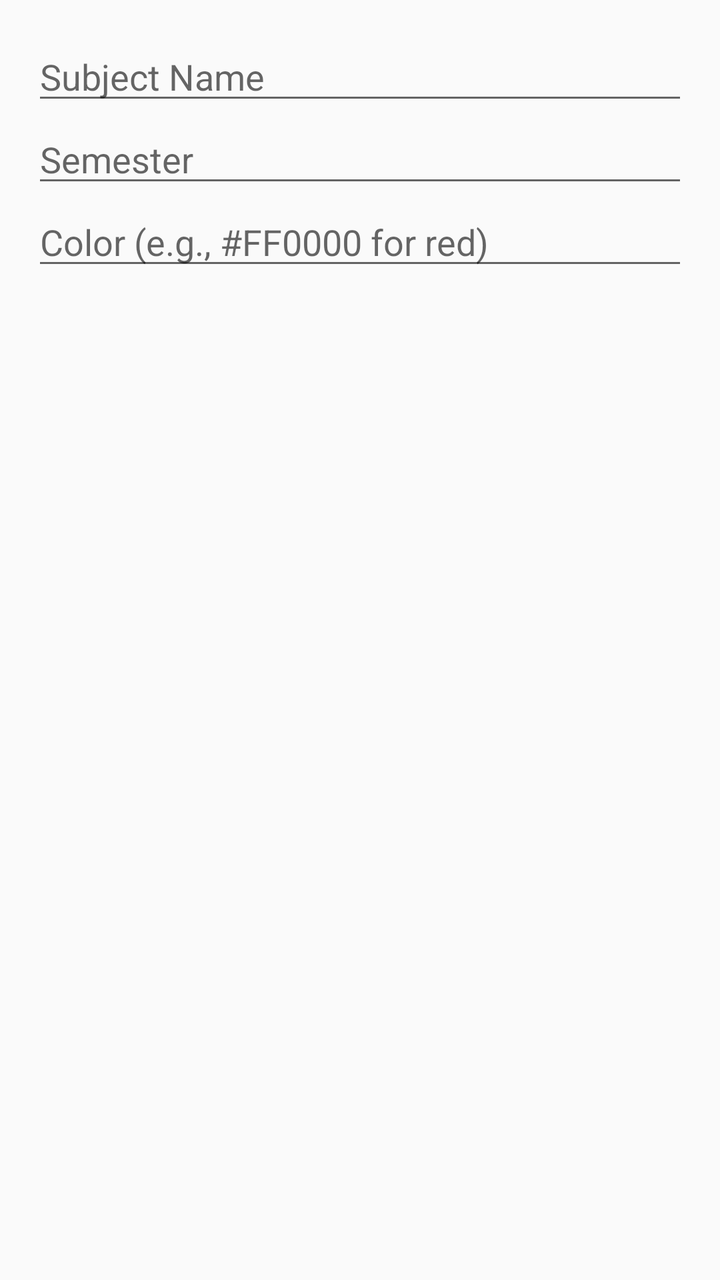
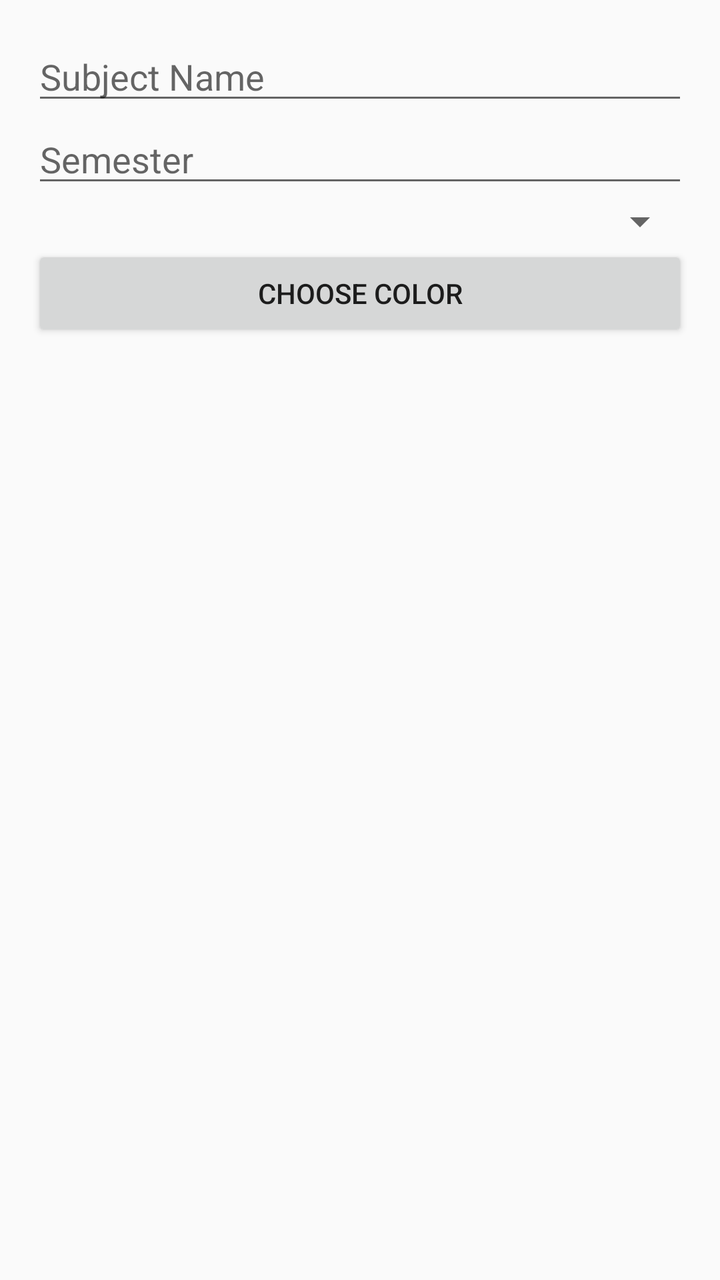

An Android layout rendered at two revisions. The XML below is the earlier revision; the diff shows what the commit changed to produce the second picture.
<!-- AndroidManifest.xml: application theme Theme.Design.Light.NoActionBar -->
<!-- res/layout/dialog_create_subject.xml -->
<?xml version="1.0" encoding="utf-8"?>
<LinearLayout xmlns:android="http://schemas.android.com/apk/res/android"
    android:layout_width="match_parent"
    android:layout_height="wrap_content"
    android:orientation="vertical"
    android:padding="16dp">

    <EditText
        android:id="@+id/subjectNameInput"
        android:layout_width="match_parent"
        android:layout_height="wrap_content"
        android:hint="Subject Name"/>

    <EditText
        android:id="@+id/semesterInput"
        android:layout_width="match_parent"
        android:layout_height="wrap_content"
        android:hint="Semester"/>

    <EditText
        android:id="@+id/colorInput"
        android:layout_width="match_parent"
        android:layout_height="wrap_content"
        android:hint="Color (e.g., #FF0000 for red)"/>

</LinearLayout>
<!-- resources referenced by this layout -->
<resources>

</resources>

<!-- the commit's change to res/layout/dialog_create_subject.xml (unified diff, before → after) -->
@@ -17,10 +17,16 @@
         android:layout_height="wrap_content"
         android:hint="Semester"/>
 
-    <EditText
-        android:id="@+id/colorInput"
+    <Spinner
+        android:id="@+id/statusSpinner"
+        android:layout_width="match_parent"
+        android:layout_height="wrap_content"/>
+
+    <Button
+        android:id="@+id/colorPickerButton"
         android:layout_width="match_parent"
         android:layout_height="wrap_content"
-        android:hint="Color (e.g., #FF0000 for red)"/>
+        android:text="Choose Color"/>
+
 
 </LinearLayout>
